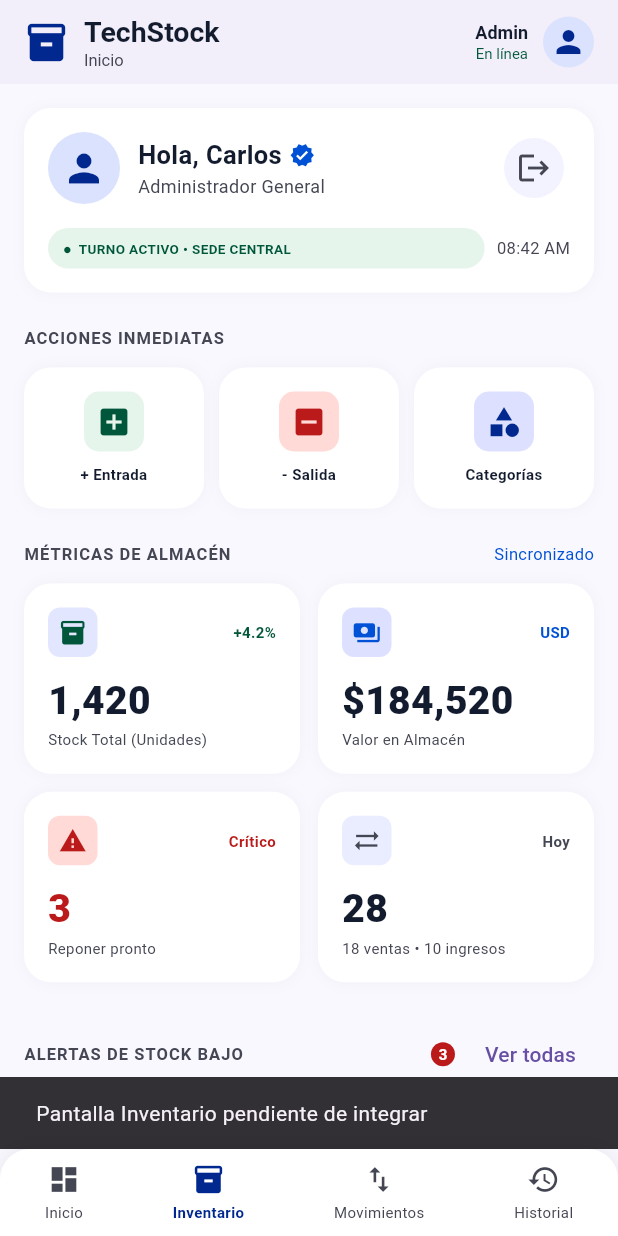
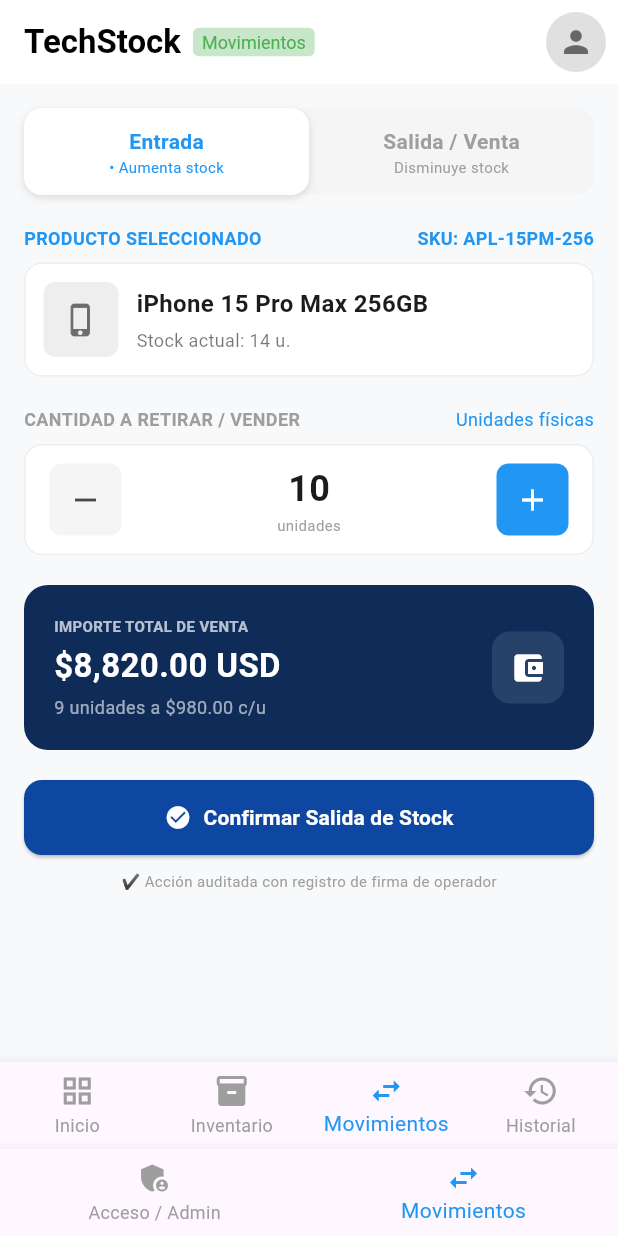
Before and after one commit to monserratandrademesta-blip/TECHSTOCK, a Flutter app: the screen it shows after launch, item 2 of the bottom bar chosen, on a phone screen of 412 x 824 dp. Run offline on Flutter 3.47's test engine with Material 3 defaults, Android fonts, the phone set to English and light mode, and no system bars.

Commit message:
Pantallas de Admin y Movimientos agregadas con navegacion

```diff
--- /dev/null
+++ b/lib/home_screen.dart
@@ -0,0 +1,47 @@
+import 'package:flutter/material.dart';
+import 'admin_screen.dart';
+import 'movimientos_screen.dart';
+
+class HomeScreen extends StatefulWidget {
+  const HomeScreen({Key? key}) : super(key: key);
+
+  @override
+  State<HomeScreen> createState() => _HomeScreenState();
+}
+
+class _HomeScreenState extends State<HomeScreen> {
+  int _currentIndex = 0;
+
+  // Lista de las dos pantallas principales del proyecto
+  final List<Widget> _screens = [
+    const AdminScreen(),
+    const MovimientosScreen(),
+  ];
+
+  @override
+  Widget build(BuildContext context) {
+    return Scaffold(
+      body: _screens[_currentIndex],
+      bottomNavigationBar: BottomNavigationBar(
+        currentIndex: _currentIndex,
+        selectedItemColor: Colors.blue,
+        unselectedItemColor: Colors.grey,
+        onTap: (index) {
+          setState(() {
+            _currentIndex = index;
+          });
+        },
+        items: const [
+          BottomNavigationBarItem(
+            icon: Icon(Icons.admin_panel_settings),
+            label: 'Acceso / Admin',
+          ),
+          BottomNavigationBarItem(
+            icon: Icon(Icons.swap_horiz),
+            label: 'Movimientos',
+          ),
+        ],
+      ),
+    );
+  }
+}
--- a/lib/main.dart
+++ b/lib/main.dart
@@ -1,18 +1,22 @@
 import 'package:flutter/material.dart';
-import 'inicio_screen.dart';
+import 'home_screen.dart'; // Importa el contenedor de navegación
 
 void main() {
   runApp(const MyApp());
 }
 
 class MyApp extends StatelessWidget {
-  const MyApp({super.key});
+  const MyApp({Key? key}) : super(key: key);
 
   @override
   Widget build(BuildContext context) {
-    return const MaterialApp(
+    return MaterialApp(
       debugShowCheckedModeBanner: false,
-      home: InicioScreen(),
+      title: 'TechStock',
+      theme: ThemeData(
+        primarySwatch: Colors.blue,
+      ),
+      home: const HomeScreen(), // Carga ambas pantallas mediante la barra inferior
     );
   }
 }
--- /dev/null
+++ b/lib/movimientos_screen.dart
@@ -0,0 +1,309 @@
+import 'package:flutter/material.dart';
+
+class MovimientosScreen extends StatelessWidget {
+  const MovimientosScreen({Key? key}) : super(key: key);
+
+  @override
+  Widget build(BuildContext context) {
+    return Scaffold(
+      backgroundColor: const Color(0xFFF8F9FA),
+      appBar: AppBar(
+        backgroundColor: Colors.white,
+        elevation: 0,
+        title: Row(
+          children: [
+            const Text(
+              'TechStock',
+              style: TextStyle(color: Colors.black, fontWeight: FontWeight.bold),
+            ),
+            const SizedBox(width: 8),
+            Container(
+              padding: const EdgeInsets.symmetric(horizontal: 6, vertical: 2),
+              decoration: BoxDecoration(
+                color: Colors.green.shade100,
+                borderRadius: BorderRadius.circular(4),
+              ),
+              child: const Text(
+                'Movimientos',
+                style: TextStyle(color: Colors.green, fontSize: 12),
+              ),
+            ),
+          ],
+        ),
+        actions: [
+          Padding(
+            padding: const EdgeInsets.all(8.0),
+            child: CircleAvatar(
+              backgroundColor: Colors.grey.shade300,
+              child: const Icon(Icons.person, color: Colors.black54),
+            ),
+          ),
+        ],
+      ),
+      body: SingleChildScrollView(
+        padding: const EdgeInsets.all(16.0),
+        child: Column(
+          crossAxisAlignment: CrossAxisAlignment.start,
+          children: [
+            // Pestañas superiores (Entrada / Salida)
+            Container(
+              decoration: BoxDecoration(
+                color: Colors.grey.shade100,
+                borderRadius: BorderRadius.circular(12),
+              ),
+              child: Row(
+                children: [
+                  Expanded(
+                    child: Container(
+                      padding: const EdgeInsets.symmetric(vertical: 12),
+                      decoration: BoxDecoration(
+                        color: Colors.white,
+                        borderRadius: BorderRadius.circular(12),
+                        boxShadow: const [
+                          BoxShadow(
+                            color: Colors.black12,
+                            blurRadius: 4,
+                            offset: Offset(0, 2),
+                          ),
+                        ],
+                      ),
+                      child: const Column(
+                        children: [
+                          Text(
+                            'Entrada',
+                            style: TextStyle(fontWeight: FontWeight.bold, color: Colors.blue),
+                          ),
+                          Text(
+                            '• Aumenta stock',
+                            style: TextStyle(fontSize: 10, color: Colors.blue),
+                          ),
+                        ],
+                      ),
+                    ),
+                  ),
+                  const Expanded(
+                    child: Column(
+                      children: [
+                        Text(
+                          'Salida / Venta',
+                          style: TextStyle(fontWeight: FontWeight.bold, color: Colors.grey),
+                        ),
+                        Text(
+                          'Disminuye stock',
+                          style: TextStyle(fontSize: 10, color: Colors.grey),
+                        ),
+                      ],
+                    ),
+                  ),
+                ],
+              ),
+            ),
+            const SizedBox(height: 20),
+
+            // Producto seleccionado
+            Row(
+              mainAxisAlignment: MainAxisAlignment.spaceBetween,
+              children: const [
+                Text(
+                  'PRODUCTO SELECCIONADO',
+                  style: TextStyle(fontSize: 12, fontWeight: FontWeight.bold, color: Colors.blue),
+                ),
+                Text(
+                  'SKU: APL-15PM-256',
+                  style: TextStyle(fontSize: 12, fontWeight: FontWeight.bold, color: Colors.blue),
+                ),
+              ],
+            ),
+            const SizedBox(height: 8),
+            Container(
+              padding: const EdgeInsets.all(12),
+              decoration: BoxDecoration(
+                color: Colors.white,
+                borderRadius: BorderRadius.circular(12),
+                border: Border.all(color: Colors.grey.shade200),
+              ),
+              child: Row(
+                children: [
+                  Container(
+                    width: 50,
+                    height: 50,
+                    decoration: BoxDecoration(
+                      color: Colors.grey.shade200,
+                      borderRadius: BorderRadius.circular(8),
+                    ),
+                    child: const Icon(Icons.phone_iphone, color: Colors.black54),
+                  ),
+                  const SizedBox(width: 12),
+                  const Column(
+                    crossAxisAlignment: CrossAxisAlignment.start,
+                    children: [
+                      Text(
+                        'iPhone 15 Pro Max 256GB',
+                        style: TextStyle(fontWeight: FontWeight.bold, fontSize: 16),
+                      ),
+                      SizedBox(height: 4),
+                      Text(
+                        'Stock actual: 14 u.',
+                        style: TextStyle(color: Colors.black54, fontSize: 12),
+                      ),
+                    ],
+                  ),
+                ],
+              ),
+            ),
+            const SizedBox(height: 20),
+
+            // Cantidad a retirar / vender
+            Row(
+              mainAxisAlignment: MainAxisAlignment.spaceBetween,
+              children: const [
+                Text(
+                  'CANTIDAD A RETIRAR / VENDER',
+                  style: TextStyle(fontSize: 12, fontWeight: FontWeight.bold, color: Colors.grey),
+                ),
+                Text(
+                  'Unidades físicas',
+                  style: TextStyle(fontSize: 12, color: Colors.blue),
+                ),
+              ],
+            ),
+            const SizedBox(height: 8),
+            Container(
+              padding: const EdgeInsets.symmetric(horizontal: 16, vertical: 12),
+              decoration: BoxDecoration(
+                color: Colors.white,
+                borderRadius: BorderRadius.circular(12),
+                border: Border.all(color: Colors.grey.shade200),
+              ),
+              child: Row(
+                mainAxisAlignment: MainAxisAlignment.spaceBetween,
+                children: [
+                  Container(
+                    decoration: BoxDecoration(
+                      color: Colors.grey.shade100,
+                      borderRadius: BorderRadius.circular(8),
+                    ),
+                    child: IconButton(
+                      icon: const Icon(Icons.remove),
+                      onPressed: () {},
+                    ),
+                  ),
+                  const Column(
+                    children: [
+                      Text(
+                        '10',
+                        style: TextStyle(fontSize: 24, fontWeight: FontWeight.bold),
+                      ),
+                      Text(
+                        'unidades',
+                        style: TextStyle(fontSize: 10, color: Colors.grey),
+                      ),
+                    ],
+                  ),
+                  Container(
+                    decoration: BoxDecoration(
+                      color: Colors.blue,
+                      borderRadius: BorderRadius.circular(8),
+                    ),
+                    child: IconButton(
+                      icon: const Icon(Icons.add, color: Colors.white),
+                      onPressed: () {},
+                    ),
+                  ),
+                ],
+              ),
+            ),
+            const SizedBox(height: 20),
+
+            // Importe Total
+            Container(
+              padding: const EdgeInsets.all(20),
+              decoration: BoxDecoration(
+                color: const Color(0xFF0F2C59),
+                borderRadius: BorderRadius.circular(16),
+              ),
+              child: Row(
+                mainAxisAlignment: MainAxisAlignment.spaceBetween,
+                children: [
+                  const Column(
+                    crossAxisAlignment: CrossAxisAlignment.start,
+                    children: [
+                      Text(
+                        'IMPORTE TOTAL DE VENTA',
+                        style: TextStyle(color: Colors.white70, fontSize: 10, fontWeight: FontWeight.bold),
+                      ),
+                      SizedBox(height: 4),
+                      Text(
+                        '\$8,820.00 USD',
+                        style: TextStyle(color: Colors.white, fontSize: 22, fontWeight: FontWeight.bold),
+                      ),
+                      SizedBox(height: 4),
+                      Text(
+                        '9 unidades a \$980.00 c/u',
+                        style: TextStyle(color: Colors.white60, fontSize: 12),
+                      ),
+                    ],
+                  ),
+                  Container(
+                    padding: const EdgeInsets.all(12),
+                    decoration: BoxDecoration(
+                      color: Colors.white.withOpacity(0.1),
+                      borderRadius: BorderRadius.circular(12),
+                    ),
+                    child: const Icon(Icons.account_balance_wallet, color: Colors.white),
+                  ),
+                ],
+              ),
+            ),
+            const SizedBox(height: 20),
+
+            // Botón de Confirmación
+            SizedBox(
+              width: double.infinity,
+              height: 50,
+              child: ElevatedButton(
+                style: ElevatedButton.styleFrom(
+                  backgroundColor: const Color(0xFF0D47A1),
+                  shape: RoundedRectangleBorder(
+                    borderRadius: BorderRadius.circular(12),
+                  ),
+                ),
+                onPressed: () {},
+                child: const Row(
+                  mainAxisAlignment: MainAxisAlignment.center,
+                  children: [
+                    Icon(Icons.check_circle, color: Colors.white),
+                    SizedBox(width: 8),
+                    Text(
+                      'Confirmar Salida de Stock',
+                      style: TextStyle(color: Colors.white, fontWeight: FontWeight.bold),
+                    ),
+                  ],
+                ),
+              ),
+            ),
+            const SizedBox(height: 10),
+            const Center(
+              child: Text(
+                '✔ Acción auditada con registro de firma de operador',
+                style: TextStyle(fontSize: 10, color: Colors.grey),
+              ),
+            ),
+          ],
+        ),
+      ),
+      bottomNavigationBar: BottomNavigationBar(
+        currentIndex: 2,
+        selectedItemColor: Colors.blue,
+        unselectedItemColor: Colors.grey,
+        type: BottomNavigationBarType.fixed,
+        items: const [
+          BottomNavigationBarItem(icon: Icon(Icons.grid_view), label: 'Inicio'),
+          BottomNavigationBarItem(icon: Icon(Icons.inventory_2), label: 'Inventario'),
+          BottomNavigationBarItem(icon: Icon(Icons.swap_horiz), label: 'Movimientos'),
+          BottomNavigationBarItem(icon: Icon(Icons.history), label: 'Historial'),
+        ],
+      ),
+    );
+  }
+}
```
Also changed, not shown: lib/admin_screen.dart (added, +258 -0 lines).
